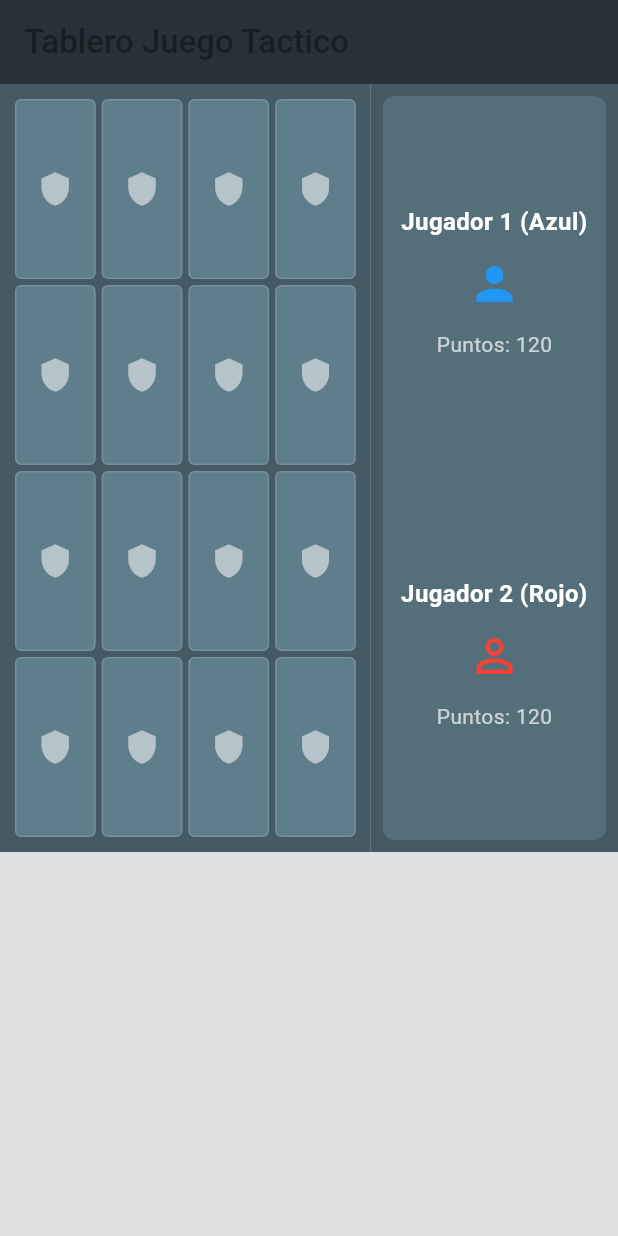
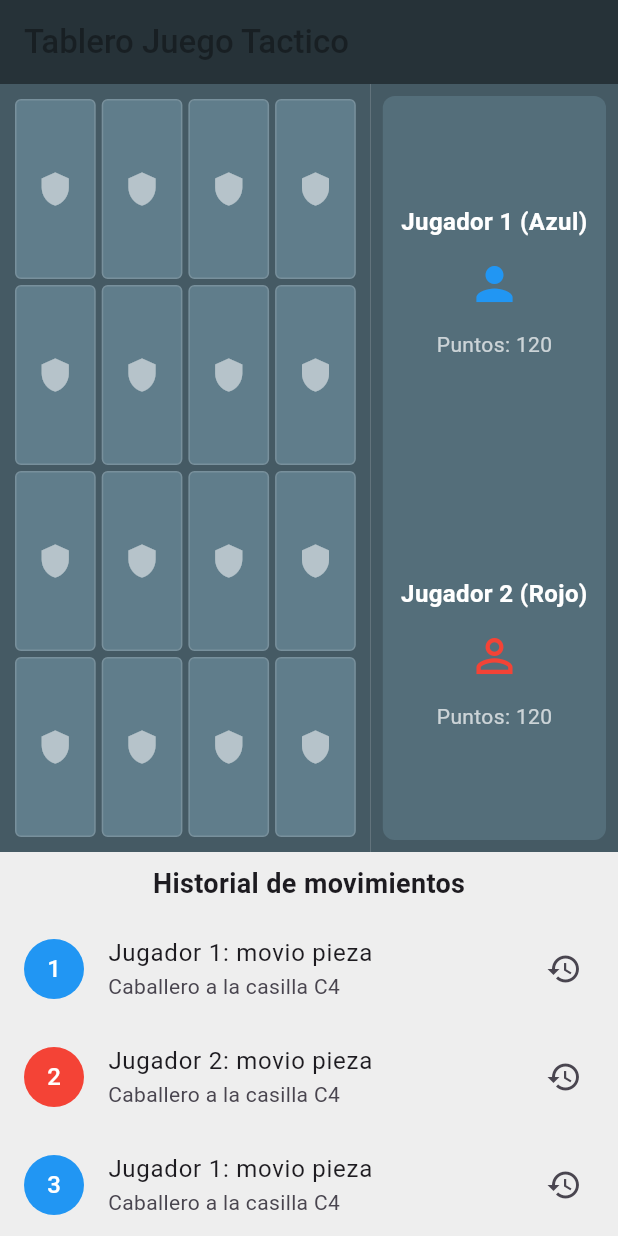
Before and after one commit to k0alita/tablero-juego-tactico, a Flutter app: the screen it shows after launch, on a phone screen of 412 x 824 dp. Run offline on Flutter 3.47's test engine with Material 3 defaults, Android fonts, the phone set to English and light mode, and no system bars.

Commit message:
Sprint 4: Historial movimientos

```diff
--- a/lib/main.dart
+++ b/lib/main.dart
@@ -84,6 +84,19 @@ class Tablero extends StatelessWidget {
     ));
   }
 
+  Widget crearMovimiento(String numero, String jugador, String descripcion, Color color) {
+    return ListTile(
+      leading: CircleAvatar(
+        backgroundColor: color,
+        foregroundColor: Colors.white,
+        child: Text(numero),
+      ),
+      title: Text("$jugador: movio pieza"),
+      subtitle: Text(descripcion),
+      trailing: const Icon(Icons.history),
+    );
+  }
+
   @override
   Widget build(BuildContext context) {
     return Scaffold(
@@ -127,7 +140,38 @@ class Tablero extends StatelessWidget {
           )),
           Expanded(
             child: Container(
-              color: Colors.grey.shade300,
+              color: Colors.grey.shade200,
+              child: Column(
+                children: [
+                  const Padding(padding: EdgeInsets.all(8),
+                    child: Text("Historial de movimientos", style: TextStyle(fontSize: 18, fontWeight: FontWeight.bold),),
+                  ),
+                  Expanded(child: ListView(
+                    children: [
+                      crearMovimiento(
+                        '1',
+                        'Jugador 1',
+                        'Caballero a la casilla C4',
+                        Colors.blue,),
+                      crearMovimiento(
+                        '2',
+                        'Jugador 2',
+                        'Caballero a la casilla C4',
+                        Colors.red,),
+                      crearMovimiento(
+                        '3',
+                        'Jugador 1',
+                        'Caballero a la casilla C4',
+                        Colors.blue,),
+                      crearMovimiento(
+                        '4',
+                        'Jugador 2',
+                        'Caballero a la casilla C4',
+                        Colors.red,),
+                    ],
+                  ))
+                ],
+              ),
             ),
           )
         ],
```
